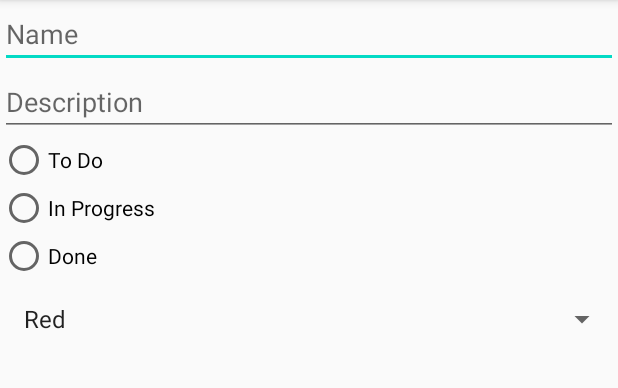
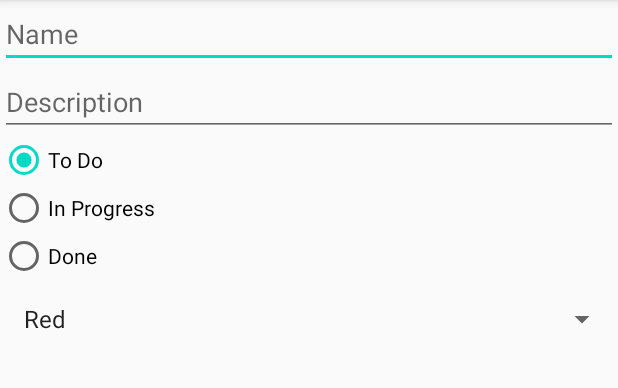
Before and after one commit to kazaw/MyKanban, an Android app: the AdderActivity screen opened directly, with no data from a screen before it, on a phone screen of 412 x 824 dp, the part 84-472 px from its top. Run offline under Robolectric (Android 15) with nearby library versions, the phone set to English and light mode, and no system bars.

```diff
--- a/app/src/main/java/com/kacper/mykanban/AdderActivity.kt
+++ b/app/src/main/java/com/kacper/mykanban/AdderActivity.kt
@@ -1,9 +1,7 @@
 package com.kacper.mykanban
 
-import android.R.attr.country
 import android.os.Bundle
-import android.widget.ArrayAdapter
-import android.widget.Spinner
+import android.widget.*
 import androidx.appcompat.app.AppCompatActivity
 
 
@@ -11,16 +9,30 @@ class AdderActivity : AppCompatActivity() {
     override fun onCreate(savedInstanceState: Bundle?) {
         super.onCreate(savedInstanceState)
         setContentView(R.layout.activity_adder)
+
         val spinner: Spinner = findViewById(R.id.spinner_colors)
         ArrayAdapter.createFromResource(
-            this,
-            R.array.array_colors,
-            android.R.layout.simple_spinner_item
+            this, R.array.array_colors, android.R.layout.simple_spinner_item
         ).also { adapter ->
-            // Specify the layout to use when the list of choices appears
             adapter.setDropDownViewResource(android.R.layout.simple_spinner_dropdown_item)
-            // Apply the adapter to the spinner
             spinner.adapter = adapter
+        }
+        val buttonInsert: Button = findViewById(R.id.button_insert)
+        val editTextName : EditText = findViewById(R.id.editText_name)
+        val editTextDescription : EditText = findViewById(R.id.editText_description)
+        buttonInsert.setOnClickListener {
+            if(editTextName.text.isEmpty() || editTextDescription.text.isEmpty() ){
+                val toast = Toast.makeText(this, "Fill all fields", Toast.LENGTH_SHORT)
+                toast.show()
+            }
+            else{
+                try {
+                    finish()
+                }
+                catch (e : Exception){
+                    e.printStackTrace()
+                }
+            }
         }
     }
 }
--- a/app/src/main/res/layout/activity_adder.xml
+++ b/app/src/main/res/layout/activity_adder.xml
@@ -35,7 +35,8 @@
 
         <RadioGroup
             android:layout_width="match_parent"
-            android:layout_height="match_parent" >
+            android:layout_height="match_parent"
+            android:checkedButton="@id/radioButton1">
 
             <RadioButton
                 android:id="@+id/radioButton1"
```
